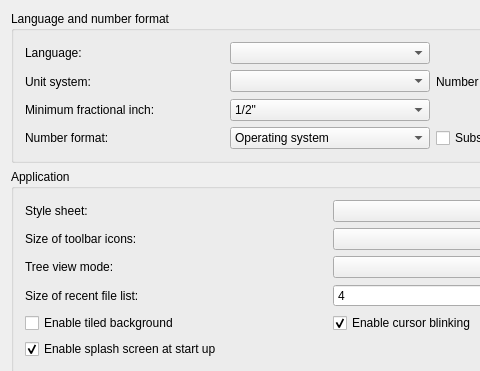
Qt form src/Gui/DlgGeneral.ui (southseact-3d/fcd) before a commit; both pictures show x 0 to 480 and y 0 to 371 of the 660 by 930 pixel window.
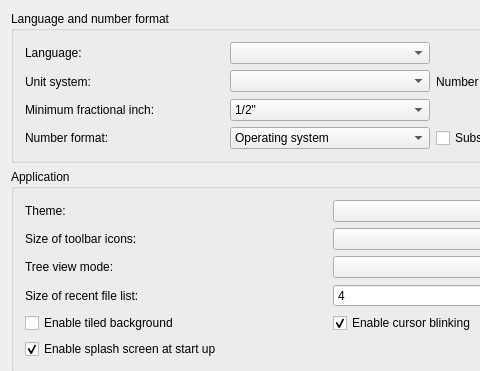
The same form after that commit. Custom widgets are drawn as their Qt base class.

Commit message: - Create a 'Theme' pref page in which 'StyleSheet' is moved, and a secondary color pref is created. - 'StyleSheet' combobox is removed from general and replaced by a 'Theme' combobox. - Theme combobox triggers the pref packs of type 'Theme'.

```diff
--- a/src/Gui/DlgGeneral.ui
+++ b/src/Gui/DlgGeneral.ui
@@ -214,7 +214,7 @@
        <item row="0" column="0">
         <widget class="QLabel" name="styleSheetLabel">
          <property name="text">
-          <string>Style sheet:</string>
+          <string>Theme:</string>
          </property>
         </widget>
        </item>
```
Left out of the diff: 6 changed lines with no effect on the pictures. The commit also changes 7 other files.
